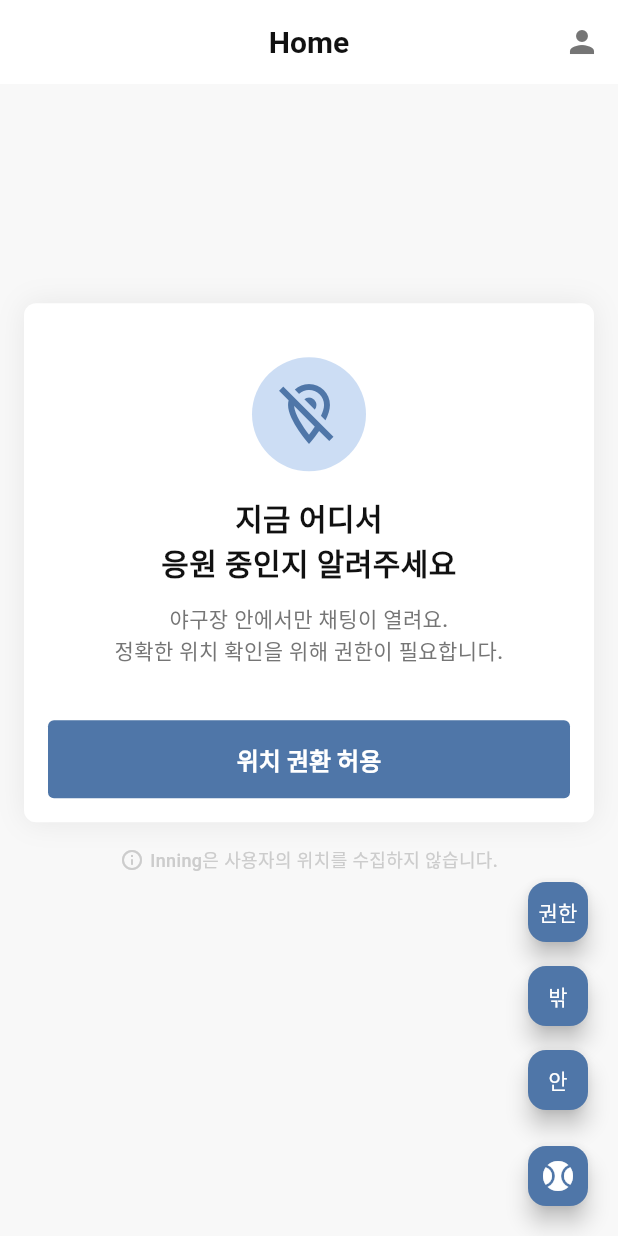
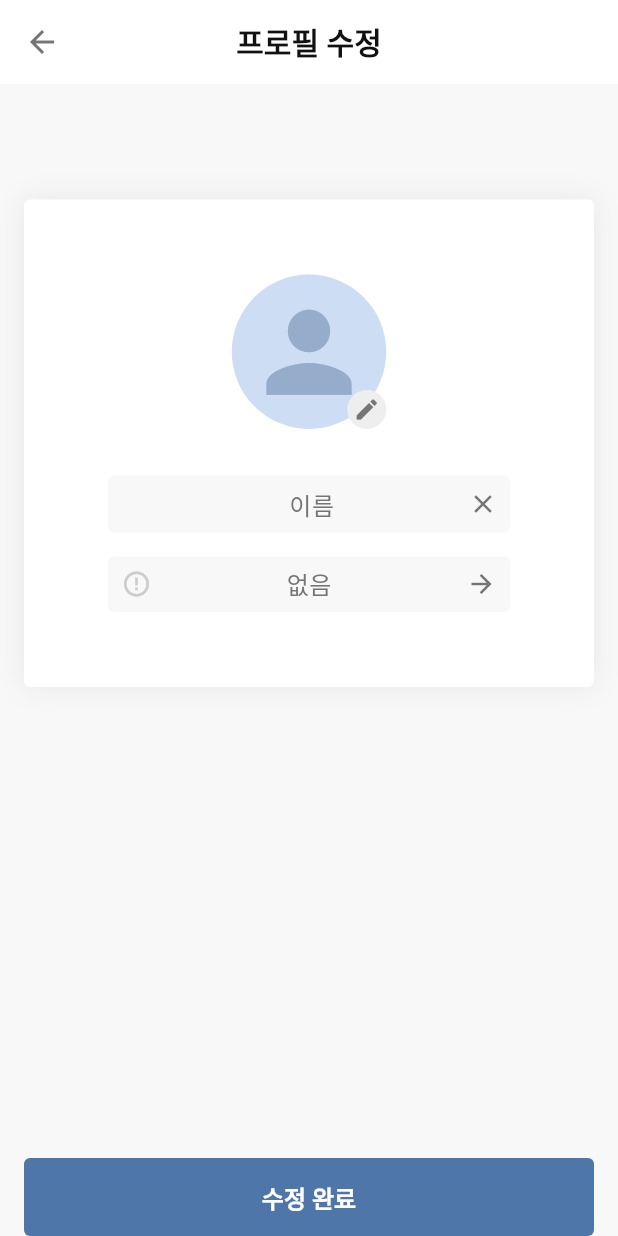
Before and after one commit to kimhyunseo/inning, a Flutter app: the screen it shows after launch, after a tap on the "person" icon, on a phone screen of 412 x 824 dp. Run offline on Flutter 3.47's test engine with Material 3 defaults, Android fonts, the phone set to English and light mode, and no system bars; our stand-ins replace chat_bubbles, cloud_firestore, dio, firebase_core, firebase_storage, flutter_riverpod and 3 more; accounts and stored records are empty; Roboto replaces fonts that are missing (Pretendard).

Commit message:
WIP: 프로필이미지 업로드

```diff
--- a/lib/main.dart
+++ b/lib/main.dart
@@ -4,7 +4,6 @@ import 'package:flutter_riverpod/flutter_riverpod.dart';
 import 'package:inning/core/app_theme.dart';
 import 'package:inning/firebase_options.dart';
 import 'package:inning/page/home/home_page.dart';
-import 'package:inning/page/welcome/welcome_page.dart';
 
 void main() async {
   WidgetsFlutterBinding.ensureInitialized();
@@ -18,6 +17,5 @@ class MyApp extends StatelessWidget {
   @override
   Widget build(BuildContext context) {
     return MaterialApp(theme: AppTheme.lightTheme, home: HomePage());
-    // return MaterialApp(theme: AppTheme.lightTheme, home: WelcomePage());
   }
 }
--- a/lib/page/home/home_page.dart
+++ b/lib/page/home/home_page.dart
@@ -7,6 +7,7 @@ import 'package:inning/page/home/team_view_model.dart';
 import 'package:inning/page/home/widgets/inside_stadium.dart';
 import 'package:inning/page/home/widgets/location_permission_card.dart';
 import 'package:inning/page/home/widgets/outside_stadium_card.dart';
+import 'package:inning/page/my/my_page.dart';
 import 'package:inning/page/welcome/welcome_page.dart';
 
 class HomePage extends ConsumerStatefulWidget {
@@ -47,7 +48,12 @@ class _HomePageState extends ConsumerState<HomePage> {
       appBar: CommonAppBar(
         title: "Home",
         actionIcon: Icons.person,
-        onActionTap: () {},
+        onActionTap: () {
+          Navigator.push(
+            context,
+            MaterialPageRoute(builder: (context) => MyPage()),
+          );
+        },
       ),
 
       floatingActionButton: Column(
--- /dev/null
+++ b/lib/page/my/my_page.dart
@@ -0,0 +1,69 @@
+import 'package:flutter/material.dart';
+import 'package:flutter_riverpod/flutter_riverpod.dart';
+import 'package:inning/core/fonts.dart';
+import 'package:inning/page/welcome/welcome_view_model.dart';
+import 'package:inning/page/welcome/widgets/profile_card.dart';
+
+class MyPage extends ConsumerStatefulWidget {
+  const MyPage({super.key});
+
+  @override
+  ConsumerState<MyPage> createState() => _MyPageState();
+}
+
+class _MyPageState extends ConsumerState<MyPage> {
+  final formKey = GlobalKey<FormState>();
+
+  @override
+  Widget build(BuildContext context) {
+    return Scaffold(
+      appBar: AppBar(
+        title: Text(
+          '프로필 수정',
+          style: AppTextStyles.titlePrimary20w600,
+        ), // 타이틀 변경
+      ),
+      bottomNavigationBar: SafeArea(
+        child: Padding(
+          padding: const EdgeInsets.all(16).copyWith(bottom: 0),
+          child: SizedBox(
+            width: double.infinity,
+            height: 52,
+            child: ElevatedButton(
+              onPressed: () async {
+                // 1. 폼 검증 (이름 등)
+                if (formKey.currentState?.validate() ?? false) {
+                  // 2. ViewModel을 통해 데이터베이스 업데이트 수행
+                  // registerUser가 아닌 updateUserInfo(새로 만들 로직) 호출
+                  await ref.read(welcomeProvider.notifier).updateUserInfo();
+
+                  if (mounted) {
+                    ScaffoldMessenger.of(context).showSnackBar(
+                      const SnackBar(content: Text('프로필이 수정되었습니다.')),
+                    );
+                    Navigator.pop(context); // 수정 후 이전 화면으로
+                  }
+                }
+              },
+              child: const Text("수정 완료"), // 버튼 텍스트 변경
+            ),
+          ),
+        ),
+      ),
+      body: SingleChildScrollView(
+        child: Padding(
+          padding: const EdgeInsets.all(16),
+          child: Form(
+            key: formKey,
+            child: Column(
+              children: [
+                const SizedBox(height: 61),
+                ProfileCard(formKey: formKey), // 기존 카드 위젯 재사용
+              ],
+            ),
+          ),
+        ),
+      ),
+    );
+  }
+}
--- a/lib/page/welcome/welcome_page.dart
+++ b/lib/page/welcome/welcome_page.dart
@@ -37,7 +37,7 @@ class WelcomePageState extends ConsumerState<WelcomePage> {
               width: double.infinity,
               height: 52,
               child: ElevatedButton(
-                onPressed: () async {
+                onPressed: () {
                   final stadiumState = ref.read(stadiumViewModelProvider);
                   final currentStadium = stadiumState.currentStadium;
 
--- a/lib/page/welcome/widgets/profile_image_picker.dart
+++ b/lib/page/welcome/widgets/profile_image_picker.dart
@@ -1,12 +1,24 @@
 import 'package:flutter/material.dart';
+import 'package:flutter_riverpod/flutter_riverpod.dart';
+import 'package:image_picker/image_picker.dart';
 import 'package:inning/core/app_color.dart';
+import 'package:inning/page/welcome/welcome_view_model.dart';
 
-class ProfileImagePicker extends StatelessWidget {
+class ProfileImagePicker extends ConsumerWidget {
   const ProfileImagePicker({super.key});
 
   @override
-  Widget build(BuildContext context) {
-    return Stack(
+  Widget build(BuildContext context, WidgetRef ref) {
+    final profileImageUrl = ref.watch(welcomeProvider).profileImage;
+    return GestureDetector(
+      onTap: () async {
+        // 이미지피커 객체 생성
+        ImagePicker imagePicker = ImagePicker();
+        // 이미지피커 객체의 픽이미지라는 메서드 호츌
+        XFile? xFile = await imagePicker.pickImage(source: ImageSource.gallery);
+        print('경로: ${xFile?.path}');
+      },
+      child: Stack(
         children: [
           // 사람 아이콘
           Container(
@@ -33,6 +45,7 @@ class ProfileImagePicker extends StatelessWidget {
             ),
           ),
         ],
+      ),
     );
   }
 }
--- a/pubspec.yaml
+++ b/pubspec.yaml
@@ -44,6 +44,7 @@ dependencies:
   chat_bubbles: ^1.8.0
   uuid: ^4.5.2
   shared_preferences: ^2.5.4
+  firebase_storage: ^13.0.6
 
 dev_dependencies:
   flutter_test:
```
Also changed, not shown: lib/core/repository/user_repository.dart (+19 -0 lines), lib/page/welcome/welcome_view_model.dart (+63 -3 lines), pubspec.lock, 5 other files. Lines whose indentation alone changed are shown as unchanged.
